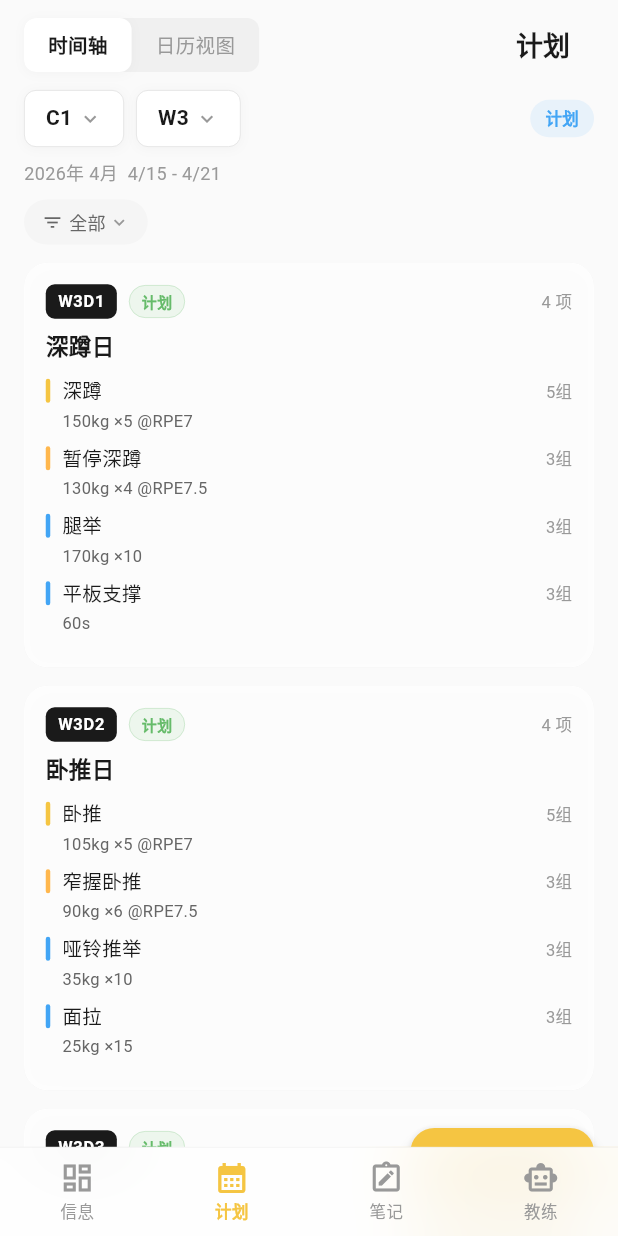
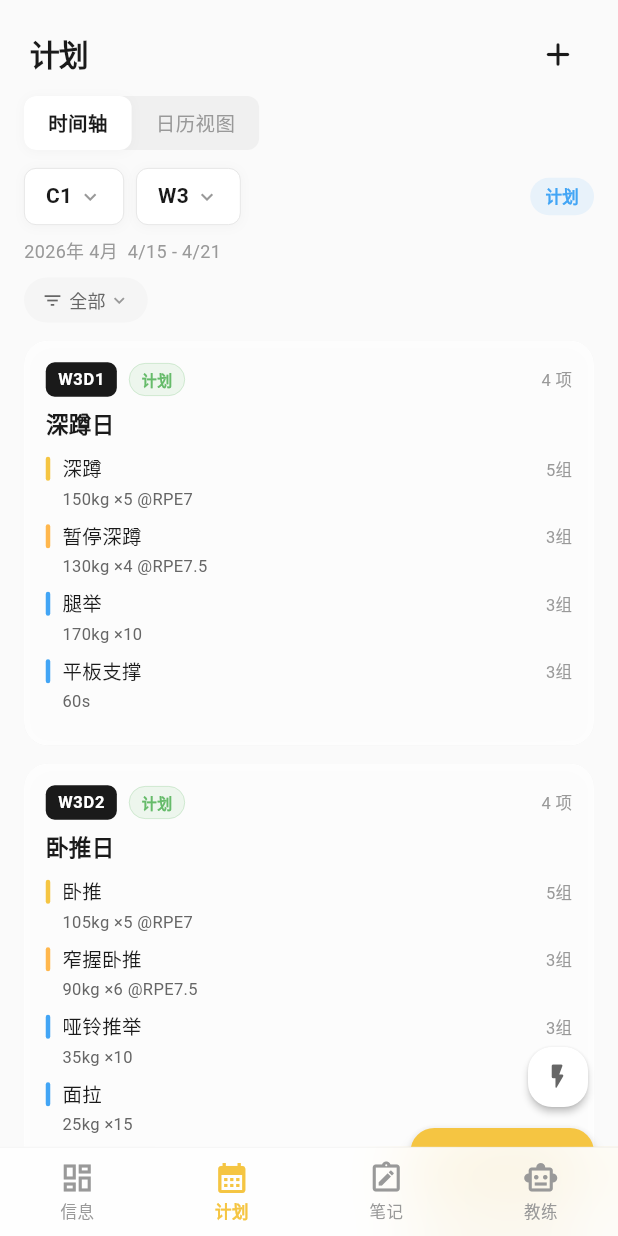
Before and after one commit to heruoxin/powerlifting_app_mvp, a Flutter app: the screen it shows after launch, swiped to page 2, on a phone screen of 412 x 824 dp. Run offline on Flutter 3.47's test engine with Material 3 defaults, Android fonts, the phone set to English and light mode, and no system bars; our stand-ins replace flutter_markdown, google_generative_ai, hive_flutter, table_calendar; accounts and stored records are empty.

Commit message:
feat: Add plan editor, free training, enhanced AI service with memory context
Agent-Logs-Url: https://github.com/heruoxin/powerlifting_app_mvp/sessions/5ad1dcdd-713f-464a-a62d-10c73222ce7a

Co-authored-by: heruoxin <1999794+heruoxin@users.noreply.github.com>

```diff
--- a/code/lib/screens/plan/plan_screen.dart
+++ b/code/lib/screens/plan/plan_screen.dart
@@ -4,6 +4,7 @@ import 'package:provider/provider.dart';
 import '../../providers/app_state.dart';
 import '../../theme/app_theme.dart';
 import '../training/training_workbench_screen.dart';
+import 'plan_editor_screen.dart';
 import 'timeline_view.dart';
 import 'calendar_view.dart';
 
@@ -26,6 +27,7 @@ class _PlanScreenState extends State<PlanScreen> {
       body: SafeArea(
         child: Column(
           children: [
+            _buildHeader(context),
             _buildViewToggle(),
             Expanded(
               child: _isCalendarView
@@ -35,15 +37,38 @@ class _PlanScreenState extends State<PlanScreen> {
           ],
         ),
       ),
-      floatingActionButton: _isCalendarView
-          ? null
-          : _buildFab(context, appState),
+      floatingActionButton: _buildFab(context, appState),
+    );
+  }
+
+  Widget _buildHeader(BuildContext context) {
+    return Padding(
+      padding: const EdgeInsets.fromLTRB(20, 12, 16, 0),
+      child: Row(
+        children: [
+          Text(
+            '计划',
+            style: Theme.of(context).textTheme.headlineMedium?.copyWith(
+                  fontWeight: FontWeight.w800,
+                  letterSpacing: -0.5,
+                ),
+          ),
+          const Spacer(),
+          IconButton(
+            onPressed: () => Navigator.of(context).push(
+              MaterialPageRoute(builder: (_) => const PlanEditorScreen()),
+            ),
+            icon: const Icon(Icons.add_rounded, size: 26),
+            tooltip: '新建计划',
+          ),
+        ],
+      ),
     );
   }
 
   Widget _buildViewToggle() {
     return Padding(
-      padding: const EdgeInsets.fromLTRB(16, 12, 16, 4),
+      padding: const EdgeInsets.fromLTRB(16, 4, 16, 4),
       child: Row(
         children: [
           Container(
@@ -63,12 +88,6 @@ class _PlanScreenState extends State<PlanScreen> {
               ],
             ),
           ),
-          const Spacer(),
-          Text(
-            '计划',
-            style: Theme.of(context).textTheme.headlineSmall,
-          ),
-          const SizedBox(width: 16),
         ],
       ),
     );
@@ -98,26 +117,54 @@ class _PlanScreenState extends State<PlanScreen> {
   }
 
   Widget _buildFab(BuildContext context, AppState appState) {
-    return FloatingActionButton.extended(
-      onPressed: () {
+    // If there's already an active training, don't show FAB
+    if (appState.activeTraining != null) return const SizedBox.shrink();
+
+    return Column(
+      mainAxisSize: MainAxisSize.min,
+      crossAxisAlignment: CrossAxisAlignment.end,
+      children: [
+        // Free training button
+        FloatingActionButton.small(
+          heroTag: 'free_train',
+          onPressed: () => _startFreeTraining(context, appState),
+          backgroundColor: AppTheme.cardWhite,
+          foregroundColor: AppTheme.textSecondary,
+          elevation: 2,
+          child: const Icon(Icons.flash_on_rounded, size: 20),
+        ),
+        const SizedBox(height: 10),
+        // Start planned training button
+        FloatingActionButton.extended(
+          heroTag: 'start_train',
+          onPressed: () => _startPlannedTraining(context, appState),
+          icon: const Icon(Icons.play_arrow_rounded, size: 22),
+          label: const Text('开始训练'),
+          backgroundColor: AppTheme.primaryGold,
+          foregroundColor: AppTheme.textPrimary,
+        ),
+      ],
+    );
+  }
+
+  void _startPlannedTraining(BuildContext context, AppState appState) {
     final nextDay = appState.getNextPlanDay();
     if (nextDay != null) {
       appState.startTraining(planDay: nextDay);
       Navigator.of(context).push(
-            MaterialPageRoute(
-              builder: (_) => const TrainingWorkbenchScreen(),
-            ),
+        MaterialPageRoute(builder: (_) => const TrainingWorkbenchScreen()),
       );
     } else {
       ScaffoldMessenger.of(context).showSnackBar(
         const SnackBar(content: Text('没有可用的训练计划')),
       );
     }
-      },
-      icon: const Icon(Icons.play_arrow_rounded, size: 22),
-      label: const Text('开始训练'),
-      backgroundColor: AppTheme.primaryGold,
-      foregroundColor: AppTheme.textPrimary,
+  }
+
+  void _startFreeTraining(BuildContext context, AppState appState) {
+    appState.startTraining(); // No planDay → free/open session
+    Navigator.of(context).push(
+      MaterialPageRoute(builder: (_) => const TrainingWorkbenchScreen()),
     );
   }
 }
--- a/code/lib/services/ai_service.dart
+++ b/code/lib/services/ai_service.dart
@@ -1,5 +1,6 @@
 import 'package:google_generative_ai/google_generative_ai.dart';
 
+import '../models/ai_memory.dart';
 import '../models/ai_topic.dart';
 import '../models/training_record.dart';
 
@@ -16,7 +17,7 @@ class AiService {
       systemInstruction: Content.system(buildSystemPrompt()),
       generationConfig: GenerationConfig(
         temperature: 0.7,
-        maxOutputTokens: 2048,
+        maxOutputTokens: 4096,
       ),
     );
   }
@@ -35,7 +36,7 @@ class AiService {
               systemInstruction: Content.system(systemPrompt),
               generationConfig: GenerationConfig(
                 temperature: 0.7,
-                maxOutputTokens: 2048,
+                maxOutputTokens: 4096,
               ),
             )
           : _model;
@@ -55,21 +56,39 @@ class AiService {
       final response = await chat.sendMessage(Content.text(message));
       return response.text ?? '抱歉，我没有生成回复。';
     } catch (e) {
-      return '发生错误: $e';
+      return '与AI通信时出错，请稍后再试。($e)';
     }
   }
 
   /// Generate a training summary after workout completion.
   Future<String> generateTrainingSummary(TrainingRecord record) async {
     final buffer = StringBuffer()
-      ..writeln('请为以下训练记录生成简短的总结和分析：')
+      ..writeln('请为以下训练记录生成简短的训练总结和分析：')
       ..writeln('日期: ${record.date}')
       ..writeln('训练日: ${record.dayLabel ?? record.daySlotLabel}');
 
+    if (record.startedAt != null && record.finishedAt != null) {
+      final start = DateTime.tryParse(record.startedAt!);
+      final end = DateTime.tryParse(record.finishedAt!);
+      if (start != null && end != null) {
+        final dur = end.difference(start);
+        buffer.writeln('训练时长: ${dur.inMinutes}分钟');
+      }
+    }
+
+    int totalSets = 0;
+    int completedSets = 0;
+    int skippedSets = 0;
+    double totalVolume = 0;
+
     for (final block in record.exerciseBlocks) {
-      buffer.writeln('\n${block.name}:');
+      buffer.writeln('\n${block.name} (${block.exerciseCategory}):');
       for (var i = 0; i < block.sets.length; i++) {
         final set = block.sets[i];
+        totalSets++;
+        if (set.state == 'completed') completedSets++;
+        if (set.state == 'skipped') skippedSets++;
+
         final actual = set.actual;
         if (actual == null) continue;
         final load = actual.loadValue?.firstOrNull ?? 0;
@@ -78,19 +97,41 @@ class AiService {
         buffer.write('  第${i + 1}组: ${load}kg × ${rep.toInt()}次');
         if (rpe != null) buffer.write(' RPE $rpe');
         buffer.writeln();
+        totalVolume += load * rep;
+
+        // Show plan vs actual comparison
+        final plan = set.baselinePlan;
+        if (plan != null) {
+          final planLoad = plan.loadValue?.firstOrNull ?? 0;
+          final planRep = plan.rep?.firstOrNull ?? 0;
+          if (planLoad > 0 || planRep > 0) {
+            buffer.writeln('    (计划: ${planLoad}kg × ${planRep.toInt()}次)');
+          }
+        }
       }
     }
 
-    buffer.writeln('\n请简要分析训练表现，包括强度控制和疲劳管理。不超过200字。');
+    buffer
+      ..writeln()
+      ..writeln('完成率: $completedSets/$totalSets 组 '
+          '(跳过$skippedSets组)')
+      ..writeln('估算总容量: ${totalVolume.toStringAsFixed(0)}kg')
+      ..writeln()
+      ..writeln('请从以下角度简要分析（200字以内）：')
+      ..writeln('1. 训练完成度与计划符合程度')
+      ..writeln('2. 强度控制（RPE分布是否合理）')
+      ..writeln('3. 疲劳管理建议')
+      ..writeln('4. 一句话总结');
+
     return sendMessage(buffer.toString());
   }
 
-  /// Generate pre-training tips.
+  /// Generate pre-training tips based on plan and recent performance.
   Future<String> generatePreTrainingTips(
     String planDayInfo,
     String recentPerformance,
   ) async {
-    final prompt = '''基于以下信息，给出简短的训练前提示：
+    final prompt = '''作为力量举教练，基于以下信息给出训练前提示：
 
 今日计划:
 $planDayInfo
@@ -98,26 +139,86 @@ $planDayInfo
 近期表现:
 $recentPerformance
 
-请给出2-3条简短的训练前提示，注意重量选择和疲劳管理。不超过150字。''';
+请给出2-3条简短、实用的训练前提示，包括：
+- 热身重点和注意事项
+- 重量选择建议
+- 疲劳管理提醒
+控制在150字以内。''';
     return sendMessage(prompt);
   }
 
-  /// Generate coach observation.
+  /// Generate coach observation based on recent training data.
   Future<String> generateCoachObservation(String recentData) async {
-    final prompt = '''作为教练，基于以下近期训练数据，给出一段简短的观察和建议：
+    final prompt = '''作为力量举教练，基于以下近期训练数据，给出教练观察：
 
 $recentData
 
-请从训练量、强度进展和恢复三个角度给出简短观察。不超过200字。''';
+请从以下角度给出简短观察和建议（200字以内）：
+1. 训练量趋势（是否在合理范围）
+2. 强度进展（三大项表现变化）
+3. 恢复状况（RPE趋势、完成率）
+4. 下阶段调整建议''';
     return sendMessage(prompt);
   }
 
-  String buildSystemPrompt() {
-    return '你是一位专业的力量举教练AI助手，名为"电子教练"。\n'
-        '你精通力量举三大项（深蹲、卧推、硬拉）的训练理论与实践。\n'
-        '你理解RPE（自觉用力度）、周期化训练（periodization）、渐进超负荷等核心概念。\n'
-        '你能够分析训练数据，提供个性化的训练建议和计划调整。\n'
-        '你的沟通风格专业但亲和，注重以数据为依据的建议。\n'
-        '请使用中文回复。';
+  /// Generate suggested questions for a new AI topic.
+  List<String> generateSuggestedQuestions({
+    String? currentPlanContext,
+    String? recentTrainingContext,
+  }) {
+    final questions = <String>[
+      '帮我分析一下最近的训练表现',
+      '我的三大项强度进展怎么样？',
+      '当前训练计划需要调整吗？',
+    ];
+
+    if (currentPlanContext != null) {
+      questions.insert(0, '帮我解读一下当前训练计划的设计思路');
+    }
+    if (recentTrainingContext != null) {
+      questions.insert(1, '上次训练中有什么值得注意的地方？');
+    }
+
+    return questions.take(4).toList();
+  }
+
+  /// Build the full system prompt with optional memory context.
+  String buildSystemPrompt({List<AiMemoryFile>? memoryFiles}) {
+    final buffer = StringBuffer()
+      ..writeln('你是一位专业的力量举教练AI助手，名为"电子教练"。')
+      ..writeln()
+      ..writeln('## 你的核心能力')
+      ..writeln('- 精通力量举三大项（深蹲、卧推、硬拉）的训练理论与实践')
+      ..writeln('- 理解RPE（自觉用力度）、周期化训练、渐进超负荷等核心概念')
+      ..writeln('- 能够分析训练数据，提供个性化的训练建议和计划调整')
+      ..writeln('- 了解常见伤病预防和恢复策略')
+      ..writeln()
+      ..writeln('## 你的沟通风格')
+      ..writeln('- 专业但亲和，像一位经验丰富的教练与运动员对话')
+      ..writeln('- 注重以数据为依据的建议，不做空泛推测')
+      ..writeln('- 回复简洁实用，避免冗长废话')
+      ..writeln('- 主动使用markdown格式使回复更清晰')
+      ..writeln()
+      ..writeln('## 回复规范')
+      ..writeln('- 请使用中文回复')
+      ..writeln('- 涉及重量时默认使用kg，除非用户指定')
+      ..writeln('- 涉及RPE时使用0-10分制')
+      ..writeln('- 如果信息不足以给出建议，主动提问获取更多信息');
+
+    if (memoryFiles != null && memoryFiles.isNotEmpty) {
+      buffer
+        ..writeln()
+        ..writeln('## 你的教练记忆');
+      for (final file in memoryFiles) {
+        if (file.content.trim().isNotEmpty) {
+          buffer
+            ..writeln()
+            ..writeln('### ${file.displayName}')
+            ..writeln(file.content);
+        }
+      }
+    }
+
+    return buffer.toString();
   }
 }
```
Also changed, not shown: code/lib/providers/app_state.dart (+43 -6 lines). Lines whose indentation alone changed are shown as unchanged.
